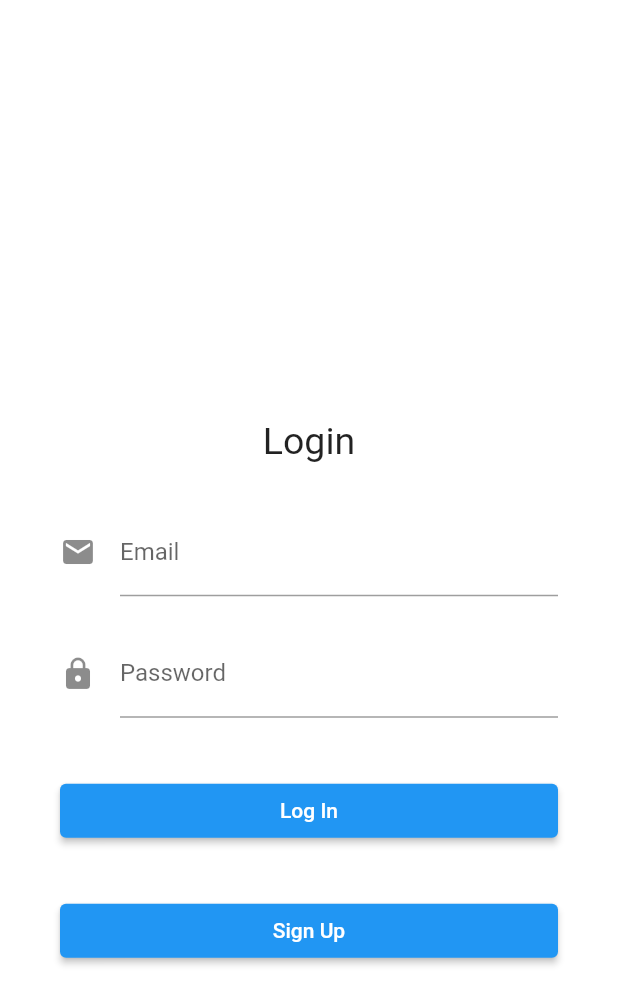
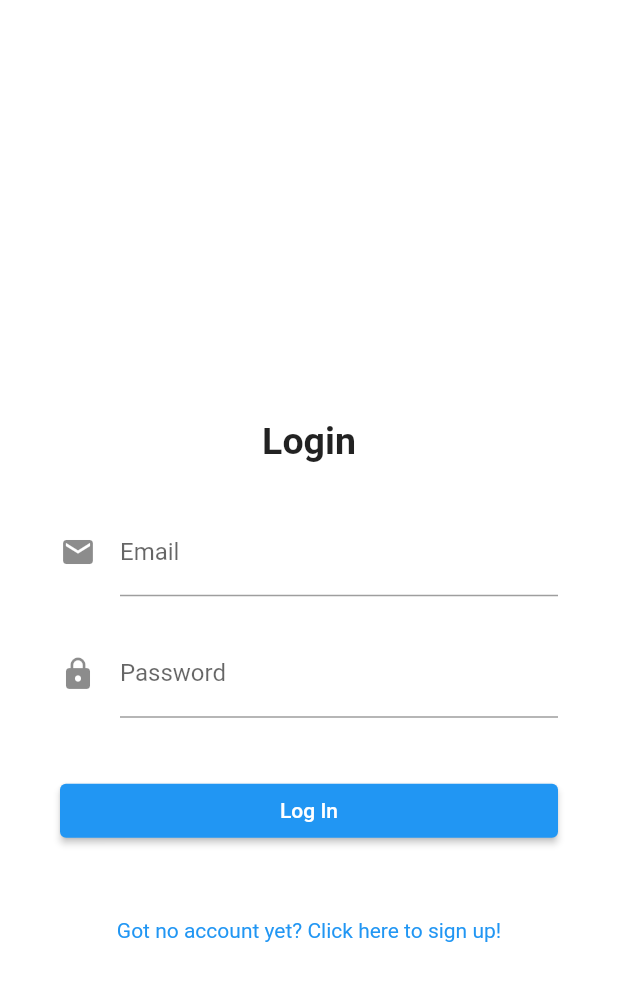
Before and after one commit to cmpascua/taskmates, a Flutter app: the screen it shows after launch, on a phone screen of 412 x 824 dp. Shown: the top 1005 px of the screen. Run offline on Flutter 3.47's test engine with Material 2 defaults, Android fonts, the phone set to English and light mode, and no system bars; our stand-ins replace cloud_firestore, email_validator, firebase_auth, firebase_core; missing offline and left inert: flutter_initicon; accounts and stored records are empty; generated files the repository leaves out were written again.

```diff
--- a/lib/main.dart
+++ b/lib/main.dart
@@ -47,7 +47,7 @@ class MyApp extends StatelessWidget {
       navigatorKey: navigatorKey,
       scaffoldMessengerKey: Utils.messengerKey,
       debugShowCheckedModeBanner: false,
-      title: 'SimpleTodo',
+      title: "Do Your Bit",
       initialRoute: '/',
       routes: {'/': (context) => const AuthWrapper()},
       theme: ThemeData(
--- a/lib/screens/login.dart
+++ b/lib/screens/login.dart
@@ -77,9 +77,12 @@ class _LoginPageState extends State<LoginPage> {
       ),
     );
 
-    final logoutButton = Padding(
+    final signupButton = Padding(
       padding: const EdgeInsets.symmetric(vertical: 16.0),
-      child: ElevatedButton(
+      child: TextButton(
+        style: TextButton.styleFrom(
+          textStyle: const TextStyle(fontSize: 14),
+        ),
         onPressed: () async {
           Navigator.of(context).push(
             MaterialPageRoute(
@@ -87,7 +90,7 @@ class _LoginPageState extends State<LoginPage> {
             ),
           );
         },
-        child: const Text("Sign Up", style: TextStyle(color: Colors.white)),
+        child: const Text("Got no account yet? Click here to sign up!"),
       ),
     );
 
@@ -106,12 +109,13 @@ class _LoginPageState extends State<LoginPage> {
                 style: TextStyle(
                   fontSize: 25,
                   height: 7,
+                  fontWeight: FontWeight.bold,
                 ),
               ),
               email,
               password,
               loginButton,
-              logoutButton,
+              signupButton,
             ],
           ),
         ),
```
Also changed, not shown: lib/api/firebase_auth_api.dart (+7 -1 lines), lib/screens/signup.dart (+6 -2 lines).
